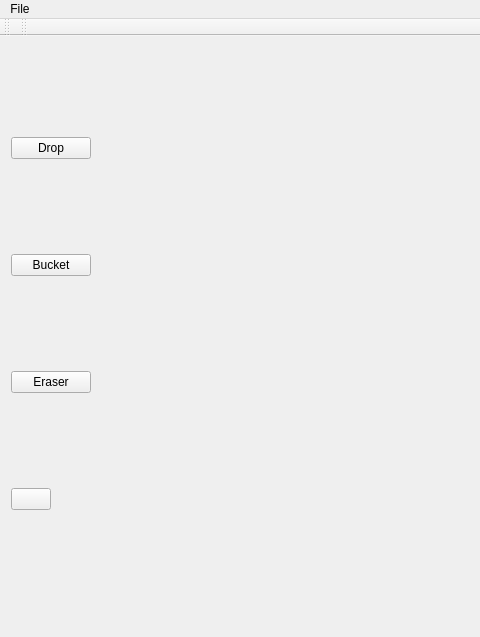
First picture: the form in spriteview.ui, repository Mitten25/SpriteEditor, before the edit; both pictures show x 0 to 480 and y 0 to 637 of the 913 by 637 pixel window.
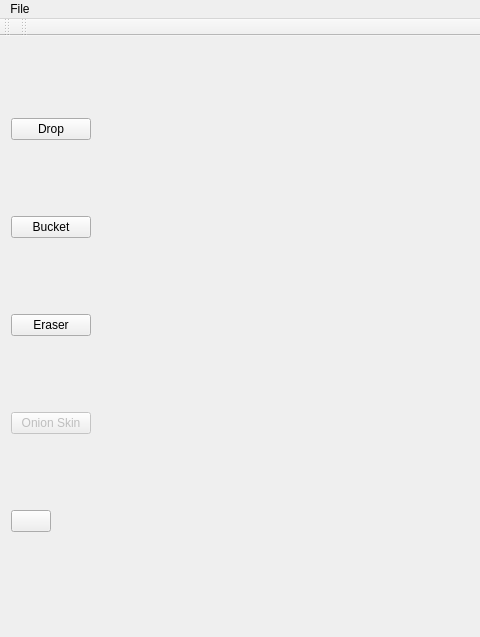
Second picture: the form after the edit.

Commit message: Onion skinning done. Need to adjust sizing.

```diff
--- a/spriteview.ui
+++ b/spriteview.ui
@@ -105,19 +105,6 @@
       <property name="verticalSpacing">
        <number>5</number>
       </property>
-      <item row="2" column="1" alignment="Qt::AlignLeft">
-       <widget class="QPushButton" name="bucketButton">
-        <property name="sizePolicy">
-         <sizepolicy hsizetype="MinimumExpanding" vsizetype="Fixed">
-          <horstretch>0</horstretch>
-          <verstretch>0</verstretch>
-         </sizepolicy>
-        </property>
-        <property name="text">
-         <string>Bucket</string>
-        </property>
-       </widget>
-      </item>
       <item row="1" column="1" alignment="Qt::AlignLeft">
        <widget class="QPushButton" name="dropButton">
         <property name="sizePolicy">
@@ -131,19 +118,6 @@
         </property>
        </widget>
       </item>
-      <item row="5" column="1" alignment="Qt::AlignLeft">
-       <widget class="QPushButton" name="colorButton">
-        <property name="sizePolicy">
-         <sizepolicy hsizetype="MinimumExpanding" vsizetype="Fixed">
-          <horstretch>0</horstretch>
-          <verstretch>0</verstretch>
-         </sizepolicy>
-        </property>
-        <property name="text">
-         <string/>
-        </property>
-       </widget>
-      </item>
       <item row="4" column="1" alignment="Qt::AlignLeft">
        <widget class="QPushButton" name="eraseButton">
         <property name="sizePolicy">
@@ -157,6 +131,42 @@
         </property>
        </widget>
       </item>
+      <item row="2" column="1" alignment="Qt::AlignLeft">
+       <widget class="QPushButton" name="bucketButton">
+        <property name="sizePolicy">
+         <sizepolicy hsizetype="MinimumExpanding" vsizetype="Fixed">
+          <horstretch>0</horstretch>
+          <verstretch>0</verstretch>
+         </sizepolicy>
+        </property>
+        <property name="text">
+         <string>Bucket</string>
+        </property>
+       </widget>
+      </item>
+      <item row="6" column="1" alignment="Qt::AlignLeft">
+       <widget class="QPushButton" name="colorButton">
+        <property name="sizePolicy">
+         <sizepolicy hsizetype="MinimumExpanding" vsizetype="Fixed">
+          <horstretch>0</horstretch>
+          <verstretch>0</verstretch>
+         </sizepolicy>
+        </property>
+        <property name="text">
+         <string/>
+        </property>
+       </widget>
+      </item>
+      <item row="5" column="1">
+       <widget class="QPushButton" name="onionButton">
+        <property name="enabled">
+         <bool>false</bool>
+        </property>
+        <property name="text">
+         <string>Onion Skin</string>
+        </property>
+       </widget>
+      </item>
      </layout>
     </item>
     <item row="0" column="1">
```
The commit also changes 2 other files.
